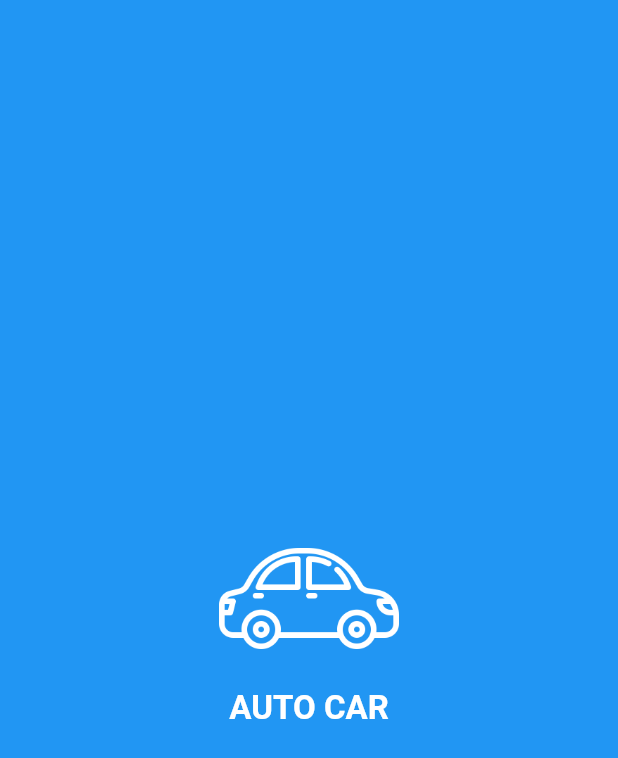
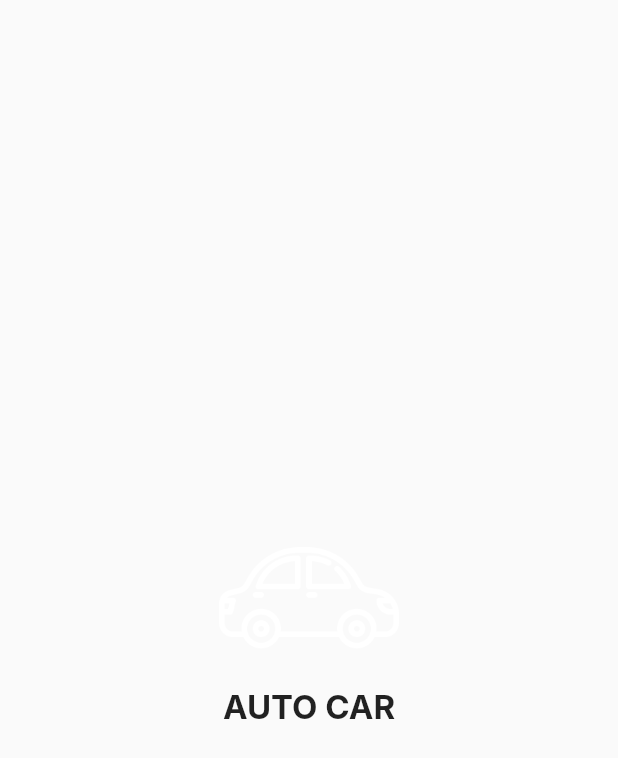
Before and after one commit to samadtalukder/flutter_auto_car_ui_kit, a Flutter app: the SplashScreen screen opened directly, on a phone screen of 412 x 824 dp. Shown: the top 758 px of the screen. Run offline on Flutter 3.47's test engine with Material 2 defaults, Android fonts, the phone set to English and light mode, and no system bars; Roboto replaces fonts that are missing (Inter).

Commit message:
change splash duration time, unused resource remove, update background,text color code,add new font family

```diff
--- a/lib/ui/splash_screen/splash_screen.dart
+++ b/lib/ui/splash_screen/splash_screen.dart
@@ -1,6 +1,5 @@
+import 'package:auto_car_ui_kit/config/app_colors.dart';
 import 'package:auto_car_ui_kit/config/image_path.dart';
-import 'package:auto_car_ui_kit/ui/on_board_screen/on_board_data_model.dart';
-import 'package:auto_car_ui_kit/ui/on_board_screen/on_board_item.dart';
 import 'package:auto_car_ui_kit/ui/on_board_screen/on_board_screen.dart';
 import 'package:flutter/material.dart';
 
@@ -17,7 +16,7 @@ class _SplashScreenState extends State<SplashScreen> {
     super.initState();
 
     Future.delayed(
-      const Duration(seconds: 5),
+      const Duration(seconds: 3),
       () => Navigator.push(
         context,
         MaterialPageRoute(
@@ -30,7 +29,7 @@ class _SplashScreenState extends State<SplashScreen> {
   @override
   Widget build(BuildContext context) {
     return Scaffold(
-      backgroundColor: Colors.blue,
+      backgroundColor: AppColors.primaryColor_500,
       body: Center(
         child: Column(
           mainAxisAlignment: MainAxisAlignment.center,
@@ -40,12 +39,13 @@ class _SplashScreenState extends State<SplashScreen> {
               color: Colors.white,
               height: 120,
             ),
-            Text(
-              "Auto Car".toUpperCase(),
-              style: const TextStyle(
-                color: Colors.white,
+            const Text(
+              "AUTO CAR",
+              style: TextStyle(
+                color: AppColors.greyScale_50,
                 fontSize: 22.0,
-                fontWeight: FontWeight.bold,
+                fontFamily: 'Inter',
+                fontWeight: FontWeight.w700,
               ),
             ),
           ],
```
